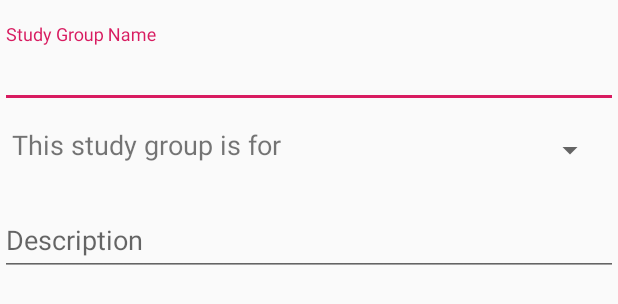
After one commit to Rafoto/TeaTime, an Android app: the layout fragment_create_event.xml on its own in the app's theme, with its tools: preview values and no code run, on a phone screen of 412 x 824 dp. The commit adds this screen. Shown: the top 304 px of the screen. Run offline under Robolectric (Android 15) with nearby library versions, the phone set to English and light mode, and no system bars.

Commit message:
Added maps

```diff
--- a/app/src/main/AndroidManifest.xml
+++ b/app/src/main/AndroidManifest.xml
@@ -9,6 +9,10 @@
         android:roundIcon="@mipmap/ic_launcher_round"
         android:supportsRtl="true"
         android:theme="@style/AppTheme">
+        <meta-data
+            android:name="com.google.android.geo.API_KEY"
+            android:value="AIzaSyCj0fWnrXFUDRWRcx-cTtTMq95TpRxypgs"/>
+
         <activity android:name=".MainActivity">
             <intent-filter>
                 <action android:name="android.intent.action.MAIN" />
--- a/app/src/main/java/com/example/teatime/MainActivity.java
+++ b/app/src/main/java/com/example/teatime/MainActivity.java
@@ -19,6 +19,7 @@ import android.view.MenuItem;
 import com.google.android.material.navigation.NavigationView;
 
 import java.util.Map;
+import java.util.Objects;
 
 public class MainActivity extends AppCompatActivity {
     private static final int ACCESS_FINE_LOCATION_REQUEST_READ_CONTACTS = 56;
@@ -39,7 +40,7 @@ public class MainActivity extends AppCompatActivity {
         setSupportActionBar(toolbar);
 
         // This will display an Up icon (<-), we will replace it with hamburger later
-        getSupportActionBar().setDisplayHomeAsUpEnabled(true);
+        Objects.requireNonNull(getSupportActionBar()).setDisplayHomeAsUpEnabled(true);
 
         // Find our drawer view
         mDrawer = (DrawerLayout) findViewById(R.id.drawer_layout);
--- /dev/null
+++ b/app/src/main/res/layout/fragment_create_event.xml
@@ -0,0 +1,58 @@
+<?xml version="1.0" encoding="utf-8"?>
+<androidx.constraintlayout.widget.ConstraintLayout xmlns:android="http://schemas.android.com/apk/res/android"
+    xmlns:app="http://schemas.android.com/apk/res-auto"
+    xmlns:tools="http://schemas.android.com/tools"
+    android:layout_width="match_parent"
+    android:layout_height="match_parent"
+    tools:context=".CreateEventFragment">
+
+    <com.google.android.material.textfield.TextInputLayout
+        android:id="@+id/textInputLayout2"
+        android:layout_width="match_parent"
+        android:layout_height="wrap_content"
+        android:layout_marginTop="16dp"
+        app:layout_constraintTop_toTopOf="parent">
+
+        <com.google.android.material.textfield.TextInputEditText
+            android:layout_width="match_parent"
+            android:layout_height="wrap_content"
+            android:hint="Study Group Name" />
+    </com.google.android.material.textfield.TextInputLayout>
+
+    <com.google.android.material.textfield.TextInputLayout
+        android:id="@+id/textInputLayout4"
+        android:layout_width="match_parent"
+        android:layout_height="wrap_content"
+        android:layout_marginTop="16dp"
+        app:layout_constraintTop_toBottomOf="@+id/spinner">
+
+        <com.google.android.material.textfield.TextInputEditText
+            android:layout_width="match_parent"
+            android:layout_height="wrap_content"
+            android:hint="Description" />
+    </com.google.android.material.textfield.TextInputLayout>
+
+    <Spinner
+        android:id="@+id/spinner"
+        android:layout_width="0dp"
+        android:layout_height="wrap_content"
+        android:layout_marginStart="8dp"
+        android:layout_marginTop="16dp"
+        android:layout_marginEnd="8dp"
+        app:layout_constraintEnd_toEndOf="parent"
+        app:layout_constraintStart_toEndOf="@+id/tvClassName"
+        app:layout_constraintTop_toBottomOf="@+id/textInputLayout2" />
+
+    <TextView
+        android:id="@+id/tvClassName"
+        android:layout_width="wrap_content"
+        android:layout_height="wrap_content"
+        android:layout_marginStart="8dp"
+        android:layout_marginBottom="8dp"
+        android:text="This study group is for "
+        android:textSize="18sp"
+        app:layout_constraintBottom_toBottomOf="@+id/spinner"
+        app:layout_constraintStart_toStartOf="parent"
+        app:layout_constraintTop_toTopOf="@+id/spinner" />
+
+</androidx.constraintlayout.widget.ConstraintLayout>
```
Also changed, not shown: app/src/main/java/com/example/teatime/CreateEventFragment.java (added, +110 -0 lines), app/src/main/java/com/example/teatime/MapFragment.java (+63 -71 lines), app/src/main/java/com/example/teatime/models/Event.java (added, +69 -0 lines), app/src/main/res/drawable/plus_circle.xml (added, +8 -0 lines), app/src/main/res/layout/activity_main.xml (+9 -2 lines), app/src/main/res/layout/fragment_map.xml (+8 -3 lines), app/src/main/res/layout/toolbar.xml (+0 -9 lines).
